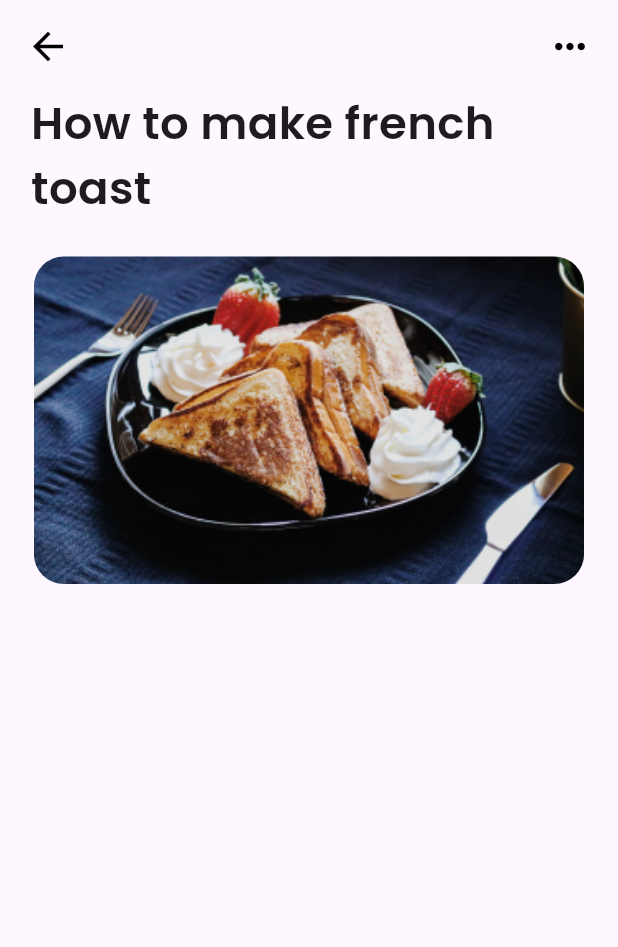
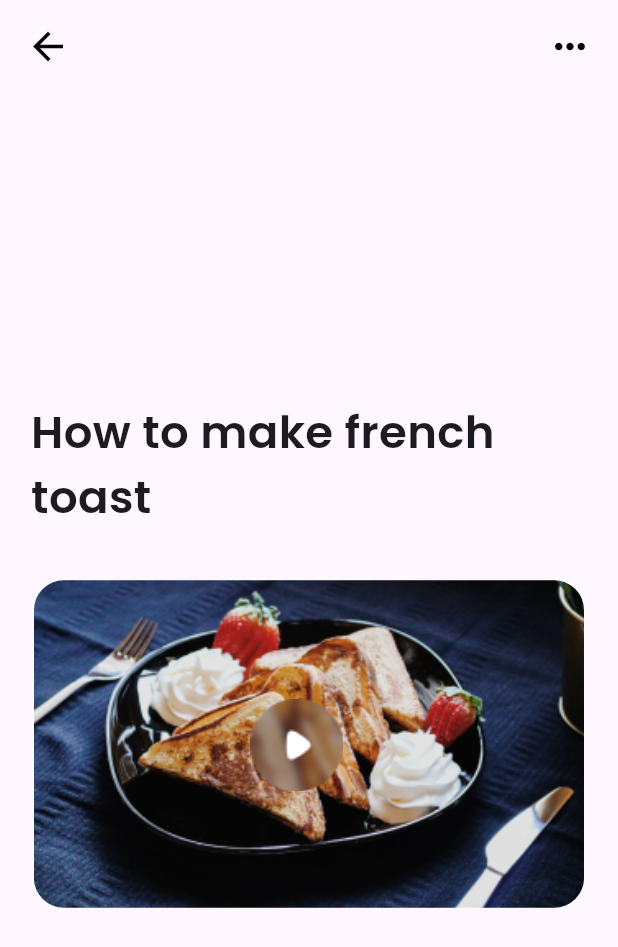
Before and after one commit to Tonyrealzy/Flutter-Food-recipe-project, a Flutter app: the screen it shows after launch, on a phone screen of 412 x 824 dp. Shown: the top 947 px of the screen. Run offline on Flutter 3.47's test engine with Material 3 defaults, Android fonts, the phone set to English and light mode, and no system bars; our stand-ins replace google_fonts.

Commit message:
Successdully added the playVideo widget on my homepage

```diff
--- a/lib/pages/homepage.dart
+++ b/lib/pages/homepage.dart
@@ -1,6 +1,6 @@
 import 'package:flutter/material.dart';
 import 'package:project/widgets/header.dart';
-import 'package:project/widgets/topbutton.dart';
+import 'package:project/widgets/top_button.dart';
 
 // ignore: must_be_immutable
 class MyHomePage extends StatelessWidget {
@@ -13,8 +13,8 @@ class MyHomePage extends StatelessWidget {
     deviceWidth = MediaQuery.of(context).size.width;
 
     return Scaffold(
-        appBar: AppBar(actions: [topButtonSection()]),
-        body: SafeArea(
+      appBar: AppBar(actions: [topButtonSection()]),
+      body: Center(
           child: (Container(
               height: deviceHeight,
               width: deviceWidth,
@@ -22,9 +22,21 @@ class MyHomePage extends StatelessWidget {
                   horizontal: deviceWidth * 0.05,
                   vertical: deviceHeight * 0.006),
               child: Column(
-                children: [headerSection(), videoSection()],
+                mainAxisAlignment: MainAxisAlignment.center,
+                children: [
+                  headerSection(),
+                  const SizedBox(
+                    height: 10.0,
+                  ),
+                  playVideo(),
+                ],
+              )
+              // children: [headerSection(), videoSection()],
+
+              // Center(
+              // child: playVideo(),
               ))),
-        ));
+    );
   }
 
   Widget videoSection() {
@@ -33,7 +45,7 @@ class MyHomePage extends StatelessWidget {
           const EdgeInsets.only(top: 24.0, left: 2.0, bottom: 8.0, right: 2.0),
       child: Container(
         height: deviceHeight * 0.265,
-        width: deviceWidth,
+        width: deviceWidth * 0.9,
         decoration: BoxDecoration(
             image: const DecorationImage(
               fit: BoxFit.cover,
@@ -45,6 +57,26 @@ class MyHomePage extends StatelessWidget {
   }
 
   Widget playButton() {
-    return Container();
+    return Container(
+      height: deviceWidth * 0.15,
+      width: deviceWidth * 0.15,
+      decoration: const BoxDecoration(
+          image: DecorationImage(
+              fit: BoxFit.cover,
+              image: AssetImage('assets/images/image3.png'))),
+    );
+  }
+
+  Widget playVideo() {
+    return Stack(
+      children: [
+        Positioned(
+            child: videoSection()),
+        Positioned(
+            top: deviceHeight * 0.125,
+            left: deviceWidth * 0.355,
+            child: playButton())
+      ],
+    );
   }
 }
```
Also changed, not shown: lib/widgets/top_button.dart (renamed from lib/widgets/topButton.dart).
